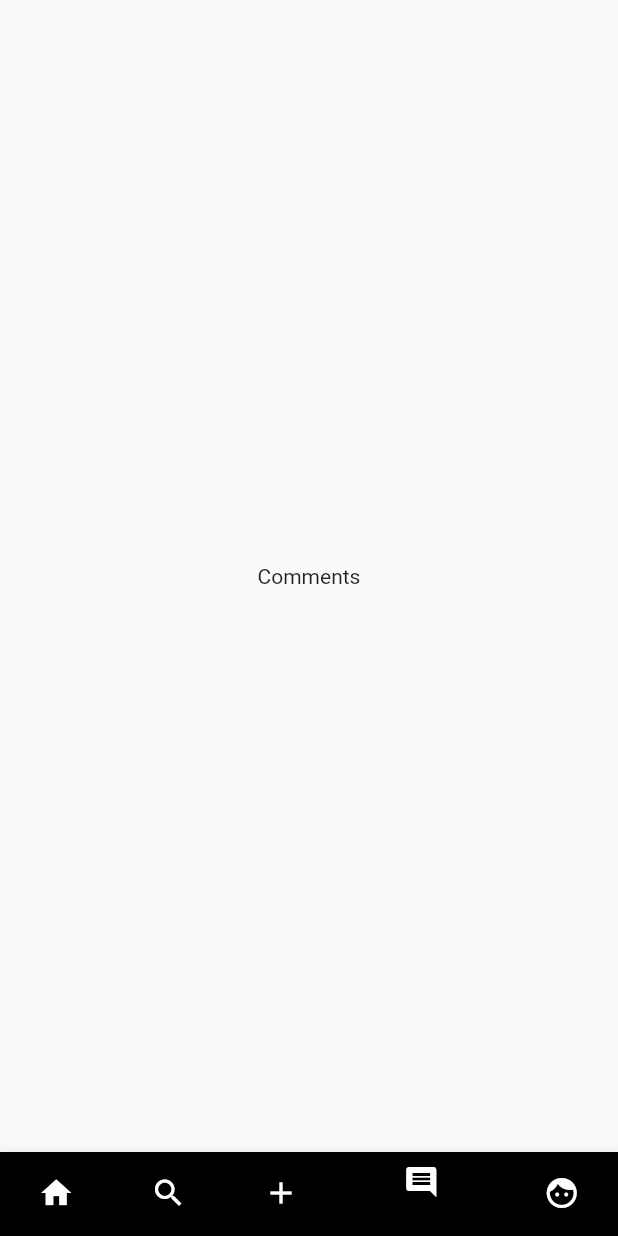
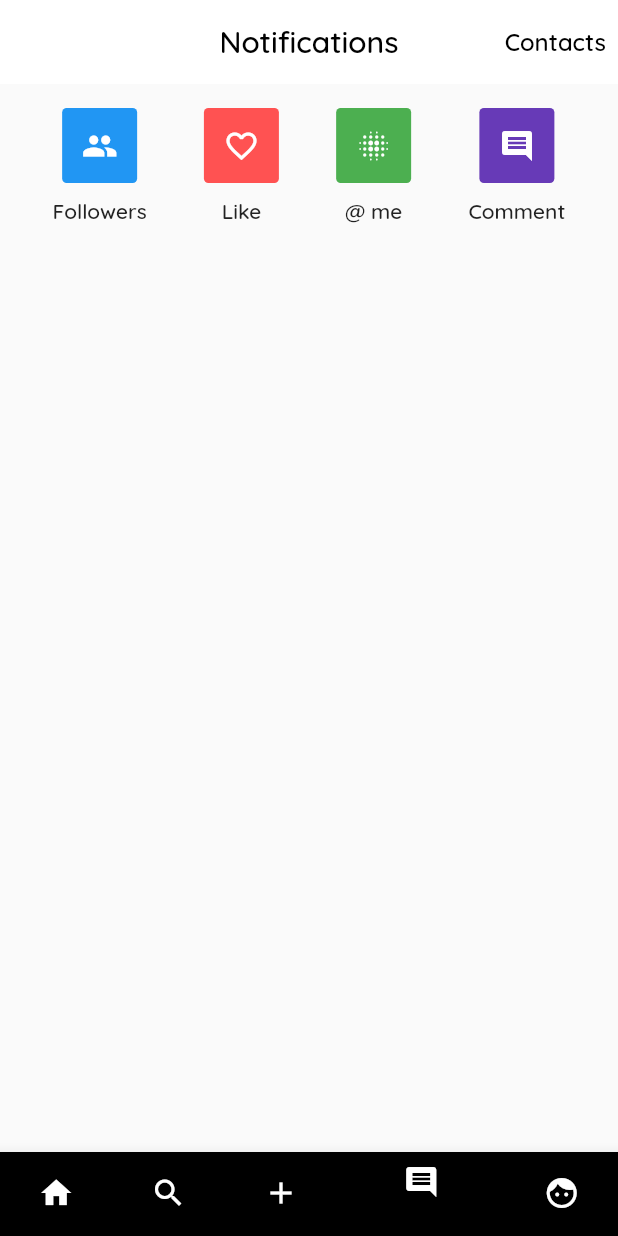
Before and after one commit to xybercommander/tik_tok_clone, a Flutter app: the screen it shows after launch, swiped to page 4, on a phone screen of 412 x 824 dp. Run offline on Flutter 3.47's test engine with Material 2 defaults, Android fonts, the phone set to English and light mode, and no system bars; our stand-ins replace video_player.

Commit message:
added new files

```diff
--- a/lib/helper/widgets.dart
+++ b/lib/helper/widgets.dart
@@ -98,7 +98,7 @@ Widget thumbnailList(
     context, String pic1, String pic2, String pic3, String pic4) {
   return Container(
     width: MediaQuery.of(context).size.width,
-    height: 200,
+    height: 170,
     child: ListView(
       scrollDirection: Axis.horizontal,
       children: [
@@ -106,35 +106,56 @@ Widget thumbnailList(
           height: 50,
           width: MediaQuery.of(context).size.width / 3 - 15,
           decoration: BoxDecoration(
-              image: DecorationImage(image: AssetImage("assets/$pic1"), fit: BoxFit.cover),
-              border: Border.all(color: Colors.black, width: 1)
-              ),
+              image: DecorationImage(
+                  image: AssetImage("assets/$pic1"), fit: BoxFit.cover),
+              border: Border.all(color: Colors.black, width: 1)),
         ),
         Container(
           height: 200,
           width: MediaQuery.of(context).size.width / 3 - 15,
           decoration: BoxDecoration(
-              image: DecorationImage(image: AssetImage("assets/$pic2"), fit: BoxFit.cover),
-              border: Border.all(color: Colors.black, width: 1)
-            ),
+              image: DecorationImage(
+                  image: AssetImage("assets/$pic2"), fit: BoxFit.cover),
+              border: Border.all(color: Colors.black, width: 1)),
         ),
         Container(
           height: 200,
           width: MediaQuery.of(context).size.width / 3 - 15,
           decoration: BoxDecoration(
-              image: DecorationImage(image: AssetImage("assets/$pic3"), fit: BoxFit.cover),
-              border: Border.all(color: Colors.black, width: 1)
-              ),
+              image: DecorationImage(
+                  image: AssetImage("assets/$pic3"), fit: BoxFit.cover),
+              border: Border.all(color: Colors.black, width: 1)),
         ),
         Container(
           height: 200,
           width: MediaQuery.of(context).size.width / 3 - 15,
           decoration: BoxDecoration(
-              image: DecorationImage(image: AssetImage("assets/$pic4"), fit: BoxFit.cover),
-              border: Border.all(color: Colors.black, width: 1)
-              ),
+              image: DecorationImage(
+                  image: AssetImage("assets/$pic4"), fit: BoxFit.cover),
+              border: Border.all(color: Colors.black, width: 1)),
         ),
       ],
     ),
   );
 }
+
+// this is for the tiles in comments page
+Widget commentTile(String label, IconData icon, Color color) {
+  return Column(
+    children: [
+      Container(
+        height: 50,
+        width: 50,
+        decoration: BoxDecoration(
+          color: color,
+          borderRadius: BorderRadius.circular(3)
+        ),
+        child: Icon(icon, color: Colors.white,),
+      ),
+      SizedBox(
+        height: 10,
+      ),
+      Text("$label", style: TextStyle(fontFamily: "Quicksand"),)
+    ],
+  );
+}
--- a/lib/views/comments.dart
+++ b/lib/views/comments.dart
@@ -1,4 +1,5 @@
 import 'package:flutter/material.dart';
+import 'package:intern_demo/helper/widgets.dart';
 
 class Comments extends StatefulWidget {
   @override
@@ -9,7 +10,35 @@ class _CommentsState extends State<Comments> {
   @override
   Widget build(BuildContext context) {
     return Scaffold(
-      body: Center(child: Text("Comments"),),
+      appBar: AppBar(
+        title: Text("Notifications", style: TextStyle(fontFamily: "Quicksand", color: Colors.black),),
+        backgroundColor: Colors.white,
+        centerTitle: true,
+        elevation: 0,
+        actions: [
+          Padding(
+            padding: const EdgeInsets.all(8.0),
+            child: Center(child: Text("Contacts", style: TextStyle(color: Colors.black, fontSize: 16, fontFamily: "Quicksand"),)),
+          )
+        ],
+      ),
+
+      body: Column(
+        children: [
+          Padding(
+            padding: EdgeInsets.all(16),
+            child: Row(
+              mainAxisAlignment: MainAxisAlignment.spaceAround,
+              children: [
+                commentTile("Followers", Icons.group, Colors.blue),
+                commentTile("Like", Icons.favorite_border, Colors.redAccent),
+                commentTile("@ me", Icons.blur_on, Colors.green),
+                commentTile("Comment", Icons.comment, Colors.deepPurple),
+              ],
+            ),
+          )
+        ],
+      ),
     );
   }
 }
```
Also changed, not shown: lib/views/search.dart (+49 -4 lines), assets/waiting.jpg (added).
